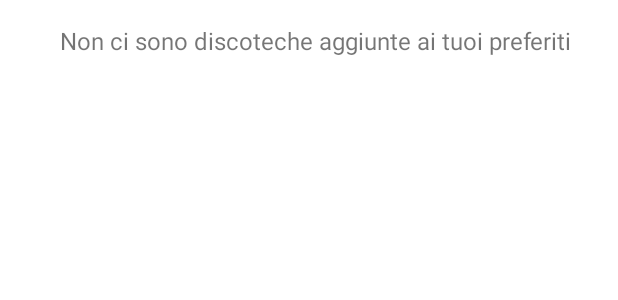
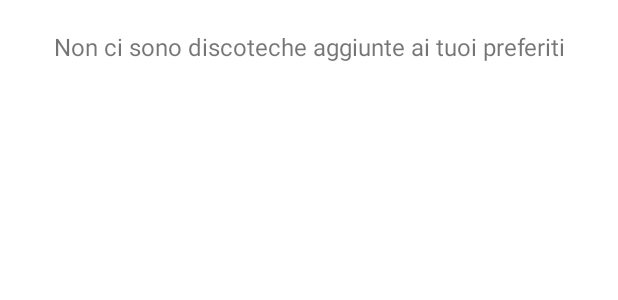
Before and after one commit to ErNikki/DiscoTicket, an Android app: the layout fragment_favourite.xml on its own in the app's theme, with its tools: preview values and no code run, on a phone screen of 412 x 824 dp. Shown: the top 300 px of the screen. Run offline under Robolectric (Android 15) with nearby library versions, the phone set to English and light mode, and no system bars.

Commit message:
Fixed favorite club

```diff
--- a/app/src/main/java/com/hackerini/discoticket/ui/home/Favourite.kt
+++ b/app/src/main/java/com/hackerini/discoticket/ui/home/Favourite.kt
@@ -5,6 +5,7 @@ import android.view.LayoutInflater
 import android.view.View
 import android.view.ViewGroup
 import android.widget.LinearLayout
+import android.widget.TextView
 import androidx.fragment.app.Fragment
 import com.hackerini.discoticket.R
 import com.hackerini.discoticket.fragments.elements.DiscoElement
@@ -13,6 +14,7 @@ import com.hackerini.discoticket.utils.ObjectLoader
 
 class Favourite : Fragment() {
 
+    lateinit var emptyScreenWarning: TextView
 
     override fun onCreate(savedInstanceState: Bundle?) {
         super.onCreate(savedInstanceState)
@@ -35,14 +37,19 @@ class Favourite : Fragment() {
     override fun onViewCreated(view: View, savedInstanceState: Bundle?) {
         super.onViewCreated(view, savedInstanceState)
 
+        emptyScreenWarning = view.findViewById(R.id.FavoriteClubEmptyWarning)
+
     }
 
     override fun onResume() {
         super.onResume()
-
         val favClubs = RoomManager(requireContext()).db.favoriteDao().getAll()
+        view?.findViewById<LinearLayout>(R.id.FavoriteLinearLayout)?.removeAllViews()
+        if (favClubs.isEmpty()) {
+            emptyScreenWarning.visibility = View.VISIBLE
+        }
         if (favClubs.isNotEmpty()) {
-            view?.findViewById<LinearLayout>(R.id.FavoriteLinearLayout)?.removeAllViews()
+            emptyScreenWarning.visibility = View.GONE
             val ft = parentFragmentManager.beginTransaction()
             val clubs = ObjectLoader.getClubs(requireContext())
             clubs.forEach { club ->
--- a/app/src/main/res/layout/fragment_favourite.xml
+++ b/app/src/main/res/layout/fragment_favourite.xml
@@ -10,13 +10,26 @@
         android:layout_width="match_parent"
         android:layout_height="match_parent">
 
+        <TextView
+            android:id="@+id/FavoriteClubEmptyWarning"
+            android:layout_width="match_parent"
+            android:layout_height="wrap_content"
+            android:layout_marginTop="20dp"
+            android:text="Non ci sono discoteche aggiunte ai tuoi preferiti"
+            android:textAlignment="center"
+            android:textSize="16sp"
+            app:layout_constraintEnd_toEndOf="parent"
+            app:layout_constraintStart_toStartOf="parent"
+            app:layout_constraintTop_toTopOf="parent" />
+
         <ScrollView
+            android:id="@+id/scrollView4"
             android:layout_width="0dp"
             android:layout_height="0dp"
             app:layout_constraintBottom_toBottomOf="parent"
             app:layout_constraintEnd_toEndOf="parent"
             app:layout_constraintStart_toStartOf="parent"
-            app:layout_constraintTop_toTopOf="parent">
+            app:layout_constraintTop_toBottomOf="@+id/FavoriteClubEmptyWarning">
 
             <LinearLayout
                 android:id="@+id/FavoriteLinearLayout"
@@ -25,15 +38,6 @@
                 android:orientation="vertical"
                 android:padding="8dp">
 
-                <TextView
-                    android:id="@+id/FavoriteClubEmptyWarning"
-                    android:layout_width="match_parent"
-                    android:layout_height="wrap_content"
-                    android:layout_marginStart="8dp"
-                    android:layout_marginTop="8dp"
-                    android:text="Non ci sono discoteche aggiunte ai tuoi preferiti"
-                    android:textAlignment="center"
-                    android:textSize="16sp" />
             </LinearLayout>
         </ScrollView>
 
```
